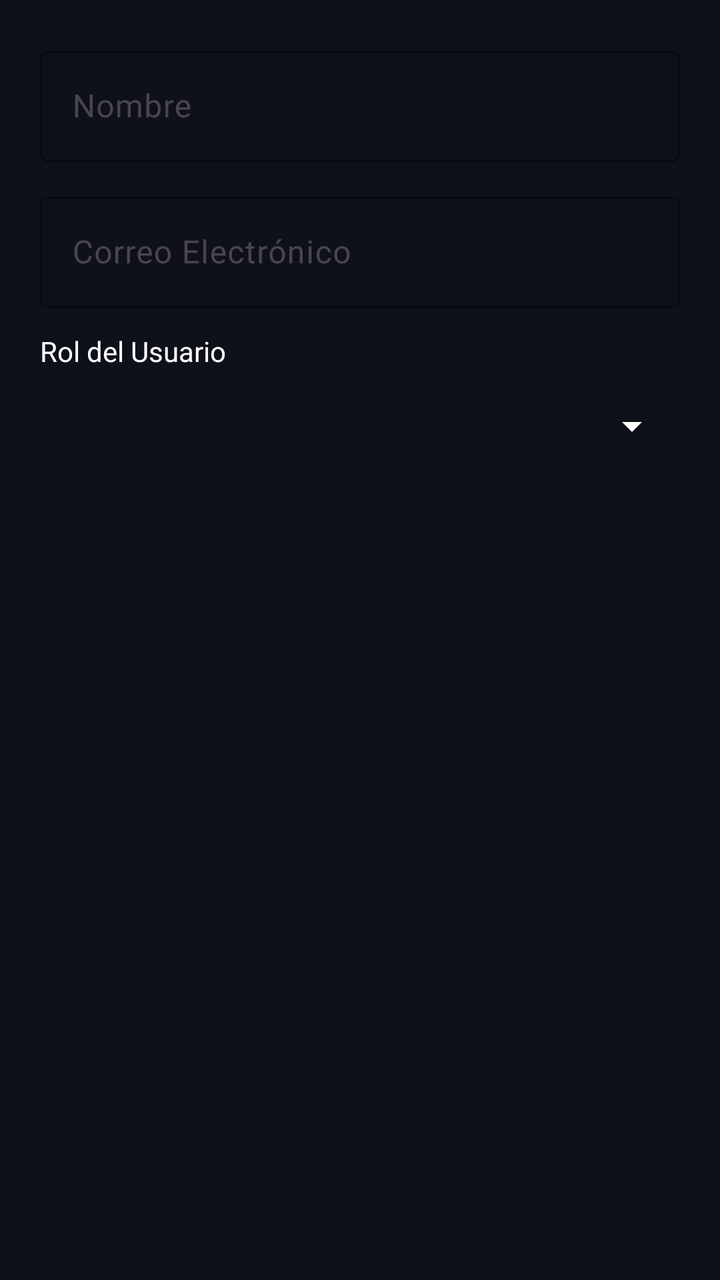
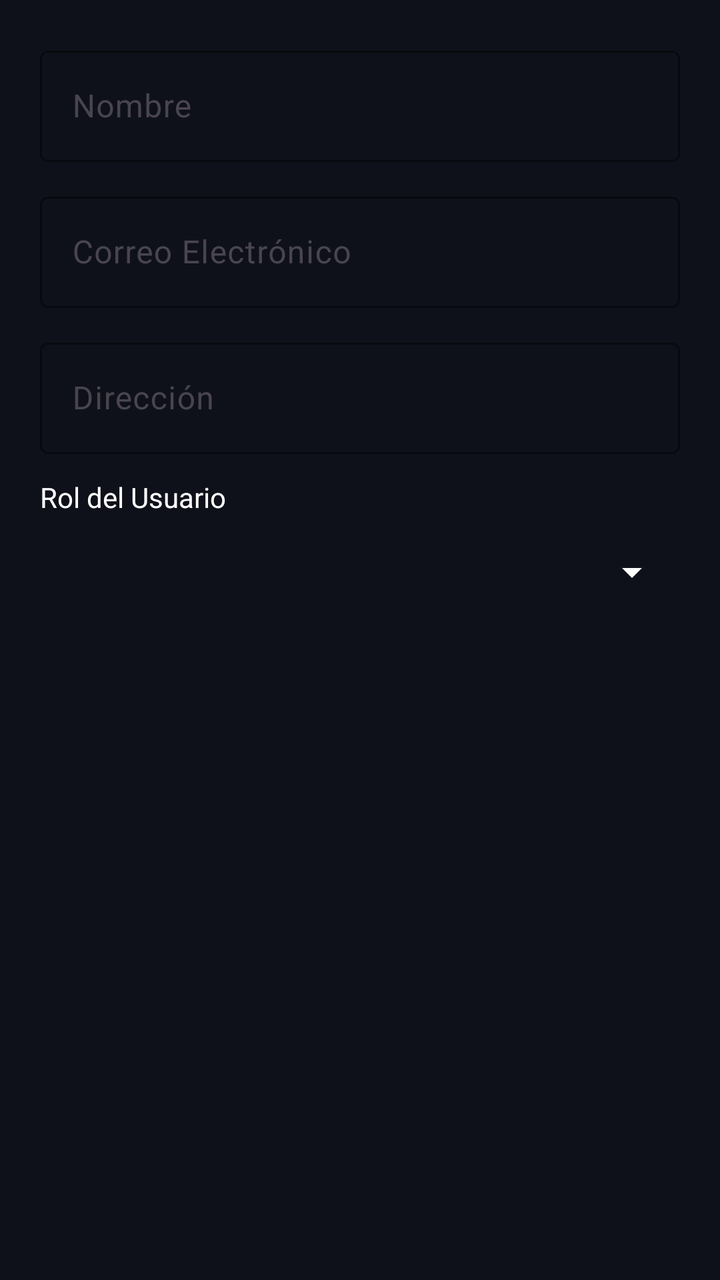

Two renders of the same Android screen: before a commit and after it. Below are the layout's source before the change and the commit's diff.
<!-- AndroidManifest.xml: application theme Theme.VoltCore -->
<!-- res/layout/dialog_edit_user.xml -->
<?xml version="1.0" encoding="utf-8"?>
<LinearLayout xmlns:android="http://schemas.android.com/apk/res/android"
    xmlns:app="http://schemas.android.com/apk/res-auto"
    android:layout_width="match_parent"
    android:layout_height="wrap_content"
    android:orientation="vertical"
    android:padding="20dp"
    android:background="@color/volt_background">

    <com.google.android.material.textfield.TextInputLayout
        android:layout_width="match_parent"
        android:layout_height="wrap_content"
        android:hint="@string/name_hint"
        style="@style/Widget.Material3.TextInputLayout.OutlinedBox"
        app:boxStrokeColor="@color/volt_primary"
        app:hintTextColor="@color/volt_primary"
        android:layout_marginBottom="12dp">

        <com.google.android.material.textfield.TextInputEditText
            android:id="@+id/etUserName"
            android:layout_width="match_parent"
            android:layout_height="wrap_content"
            android:textColor="@color/white" />
    </com.google.android.material.textfield.TextInputLayout>

    <com.google.android.material.textfield.TextInputLayout
        android:layout_width="match_parent"
        android:layout_height="wrap_content"
        android:hint="@string/email_hint"
        style="@style/Widget.Material3.TextInputLayout.OutlinedBox"
        app:boxStrokeColor="@color/volt_primary"
        app:hintTextColor="@color/volt_primary"
        android:layout_marginBottom="12dp">

        <com.google.android.material.textfield.TextInputEditText
            android:id="@+id/etUserEmail"
            android:layout_width="match_parent"
            android:layout_height="wrap_content"
            android:textColor="@color/white"
            android:inputType="textEmailAddress" />
    </com.google.android.material.textfield.TextInputLayout>

    <TextView
        android:layout_width="wrap_content"
        android:layout_height="wrap_content"
        android:text="Rol del Usuario"
        android:textColor="@color/white"
        android:layout_marginBottom="4dp"/>

    <Spinner
        android:id="@+id/spUserRole"
        android:layout_width="match_parent"
        android:layout_height="48dp"
        android:backgroundTint="@color/white" />

</LinearLayout>
<!-- resources referenced by this layout -->
<resources>
  <color name="volt_background">#0F111A</color>
  <color name="volt_primary">#C6FF00</color>
  <color name="white">#FFFFFFFF</color>
  <string name="email_hint">Correo Electrónico</string>
  <string name="name_hint">Nombre</string>
  <style name="Theme.VoltCore" parent="Base.Theme.VoltCore" />
  <style name="Base.Theme.VoltCore" parent="Theme.Material3.DayNight.NoActionBar">
          
          <item name="colorPrimary">@color/volt_primary</item>
          <item name="android:windowBackground">@color/volt_background</item>
          <item name="colorSurface">@color/glass_surface</item>
          <item name="colorOnSurface">@color/white</item>
      </style>
  <color name="glass_surface">#1AFFFFFF</color>
</resources>

<!-- the commit's change to res/layout/dialog_edit_user.xml (unified diff, before → after) -->
@@ -40,6 +40,22 @@
             android:inputType="textEmailAddress" />
     </com.google.android.material.textfield.TextInputLayout>
 
+    <com.google.android.material.textfield.TextInputLayout
+        android:layout_width="match_parent"
+        android:layout_height="wrap_content"
+        android:hint="@string/address_hint"
+        style="@style/Widget.Material3.TextInputLayout.OutlinedBox"
+        app:boxStrokeColor="@color/volt_primary"
+        app:hintTextColor="@color/volt_primary"
+        android:layout_marginBottom="12dp">
+
+        <com.google.android.material.textfield.TextInputEditText
+            android:id="@+id/etUserAddress"
+            android:layout_width="match_parent"
+            android:layout_height="wrap_content"
+            android:textColor="@color/white" />
+    </com.google.android.material.textfield.TextInputLayout>
+
     <TextView
         android:layout_width="wrap_content"
         android:layout_height="wrap_content"
<!-- resource entries referenced after the edit -->
@@ -3,6 +3,7 @@
   <color name="volt_background">#0F111A</color>
   <color name="volt_primary">#C6FF00</color>
   <color name="white">#FFFFFFFF</color>
+  <string name="address_hint">Dirección</string>
   <string name="email_hint">Correo Electrónico</string>
   <string name="name_hint">Nombre</string>
   <style name="Theme.VoltCore" parent="Base.Theme.VoltCore" />
